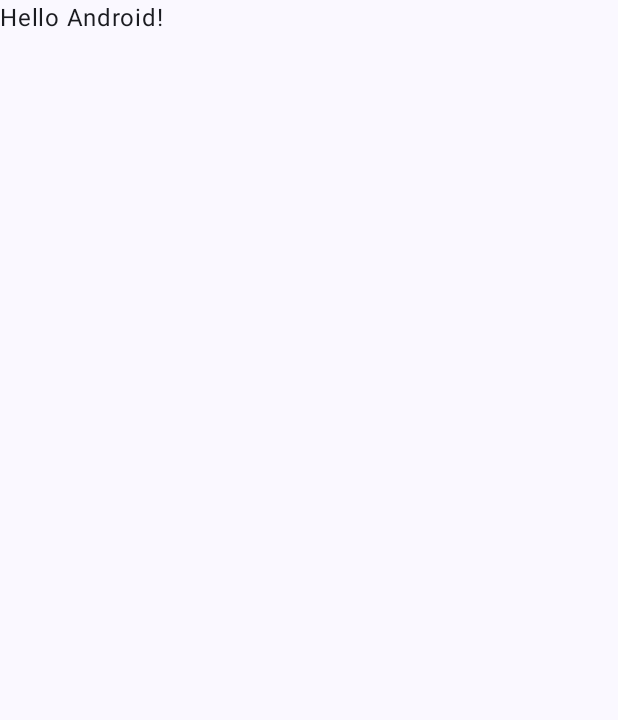
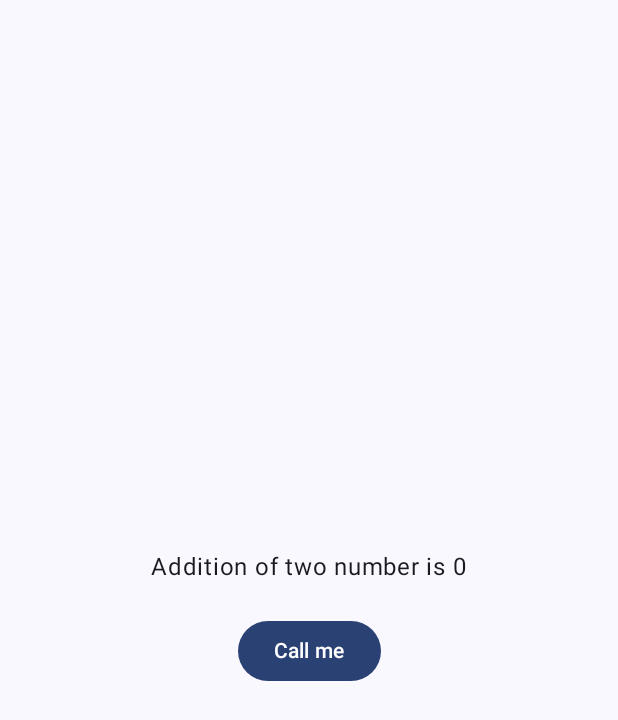
Before and after one commit to pushpak-gosavi/news, an Android app built with Jetpack Compose: the screen it shows after launch (MainActivity), on a phone screen of 412 x 824 dp. Before the commit the part shown is almost empty. Shown: the top 720 px of the screen. Run offline under Robolectric (Android 15) with nearby library versions, the phone set to English and light mode, and no system bars.

Commit message:
master:Stable, Implemet the myNews Library

```diff
--- a/app/src/main/java/com/pushpak/newssdk/MainActivity.kt
+++ b/app/src/main/java/com/pushpak/newssdk/MainActivity.kt
@@ -3,13 +3,22 @@ package com.pushpak.newssdk
 import android.os.Bundle
 import androidx.activity.ComponentActivity
 import androidx.activity.compose.setContent
+import androidx.compose.foundation.layout.Arrangement
+import androidx.compose.foundation.layout.Column
 import androidx.compose.foundation.layout.fillMaxSize
+import androidx.compose.foundation.layout.padding
+import androidx.compose.material3.Button
 import androidx.compose.material3.MaterialTheme
 import androidx.compose.material3.Surface
 import androidx.compose.material3.Text
 import androidx.compose.runtime.Composable
+import androidx.compose.runtime.getValue
+import androidx.compose.runtime.mutableIntStateOf
+import androidx.compose.runtime.remember
+import androidx.compose.runtime.setValue
+import androidx.compose.ui.Alignment
 import androidx.compose.ui.Modifier
-import androidx.compose.ui.tooling.preview.Preview
+import androidx.compose.ui.unit.dp
 import com.pushpak.mynews.Addition
 import com.pushpak.mynews.addTwoNumber
 import com.pushpak.newssdk.ui.theme.NewsSDKTheme
@@ -24,9 +33,7 @@ class MainActivity : ComponentActivity() {
                     modifier = Modifier.fillMaxSize(),
                     color = MaterialTheme.colorScheme.background
                 ) {
-                  val add =  Addition(10,20)
-                    println(add.addTwoNumber())
-                    Greeting("Android")
+                    Greeting()
                 }
             }
         }
@@ -34,17 +41,34 @@ class MainActivity : ComponentActivity() {
 }
 
 @Composable
-fun Greeting(name: String, modifier: Modifier = Modifier) {
-    Text(
-        text = "Hello $name!",
-        modifier = modifier
-    )
+fun Greeting(modifier: Modifier = Modifier) {
+    var addition by remember {
+        mutableIntStateOf(0)
+    }
+
+    Column(
+        modifier = Modifier.fillMaxSize(),
+        verticalArrangement = Arrangement.Center,
+        horizontalAlignment = Alignment.CenterHorizontally
+    ) {
+
+        Text(
+            text = "Addition of two number is $addition",
+            modifier = modifier.padding(bottom = 20.dp)
+        )
+        Button(onClick = {
+            addition = Addition(10, 20).addTwoNumber()
+        }) {
+            Text(text ="Call me")
+        }
+    }
 }
 
+/*
 @Preview(showBackground = true)
 @Composable
 fun GreetingPreview() {
     NewsSDKTheme {
-        Greeting("Android")
+        Greeting()
     }
-}
+}*/
--- a/build.gradle.kts
+++ b/build.gradle.kts
@@ -1,4 +1,9 @@
 // Top-level build file where you can add configuration options common to all sub-projects/modules.
+//buildscript{
+//    dependencies {
+//        classpath ("com.google.dagger:hilt-android-gradle-plugin:2.48")
+//    }
+//}
 plugins {
     id("com.android.application") version "8.2.0" apply false
     id("org.jetbrains.kotlin.android") version "1.9.0" apply false
```
Also changed, not shown: MyNews/build.gradle.kts (+15 -0 lines).
